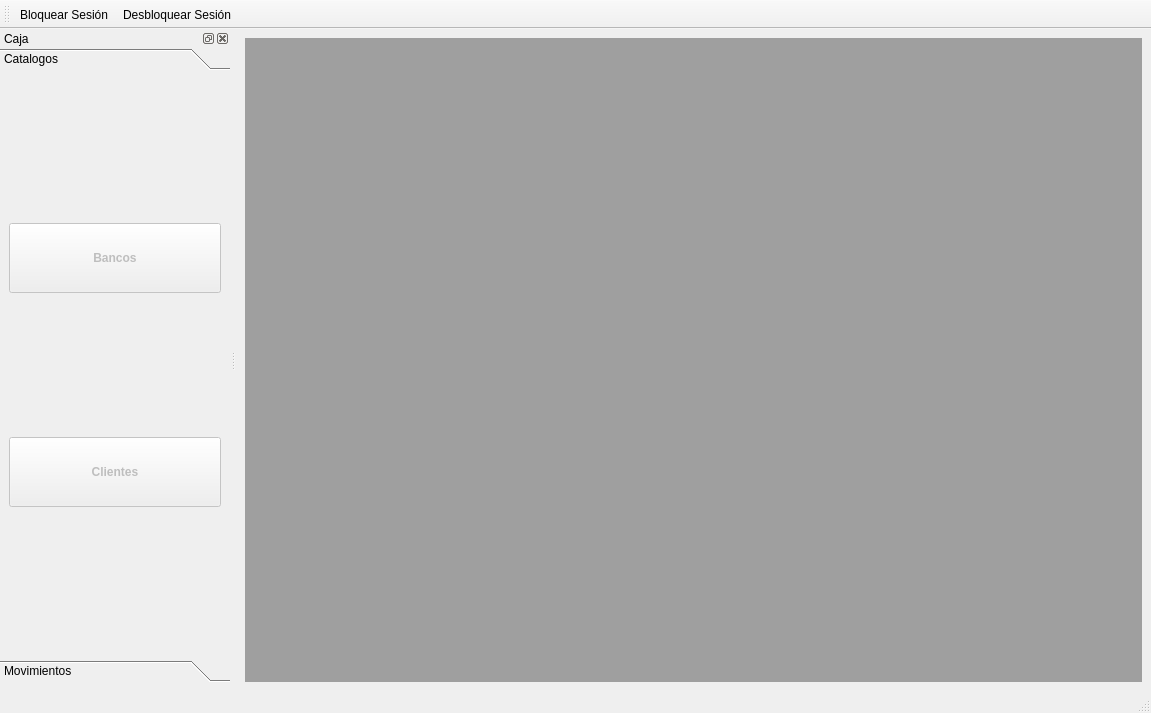
Above: src/ui/mainwindowcaja.ui from armonge/EsquipulasPy before the change. Below: the same form after it.
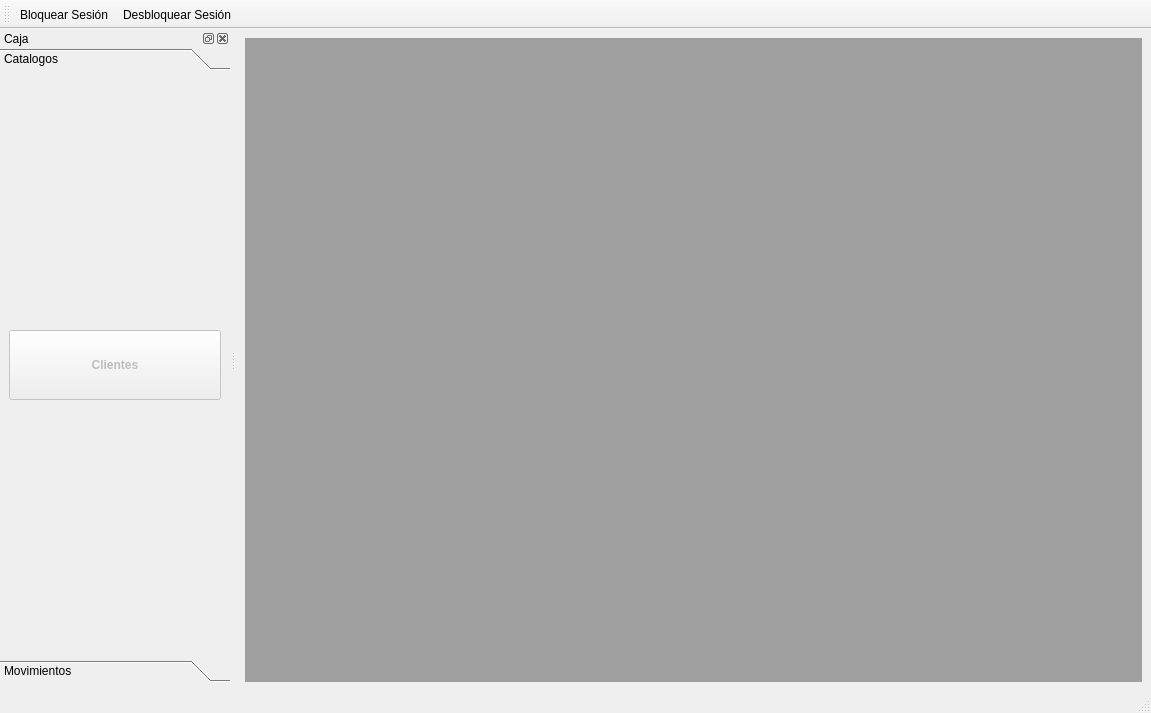
That is the form after the change. The open tabs and pages were chosen to show the change. Icons and pictures are not drawn.

Diff of the .ui file:
```diff
--- a/src/ui/mainwindowcaja.ui
+++ b/src/ui/mainwindowcaja.ui
@@ -99,45 +99,6 @@
         </attribute>
         <layout class="QGridLayout" name="gridLayout">
          <item row="0" column="0">
-          <widget class="QPushButton" name="btnBanks">
-           <property name="enabled">
-            <bool>false</bool>
-           </property>
-           <property name="minimumSize">
-            <size>
-             <width>0</width>
-             <height>70</height>
-            </size>
-           </property>
-           <property name="font">
-            <font>
-             <pointsize>9</pointsize>
-             <weight>75</weight>
-             <bold>true</bold>
-            </font>
-           </property>
-           <property name="autoFillBackground">
-            <bool>false</bool>
-           </property>
-           <property name="text">
-            <string>Bancos</string>
-           </property>
-           <property name="icon">
-            <iconset resource="res.qrc">
-             <normaloff>:/images/res/hi48-actions-lemon-box.png</normaloff>:/images/res/hi48-actions-lemon-box.png</iconset>
-           </property>
-           <property name="iconSize">
-            <size>
-             <width>64</width>
-             <height>64</height>
-            </size>
-           </property>
-           <property name="flat">
-            <bool>false</bool>
-           </property>
-          </widget>
-         </item>
-         <item row="1" column="0">
           <widget class="QPushButton" name="btnClients">
            <property name="enabled">
             <bool>false</bool>
```
